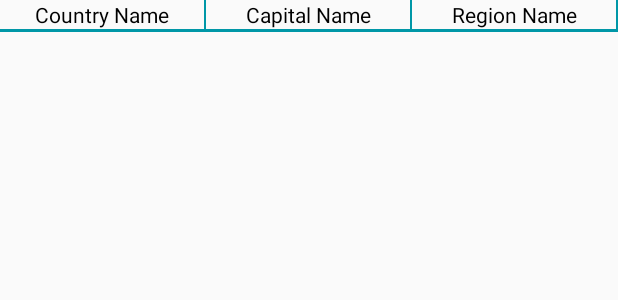
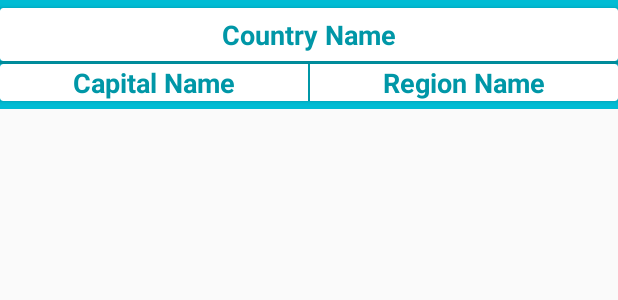
Before and after one commit to barakat95/SoleekLabTask, an Android app: the layout country_row.xml on its own in the app's theme, with its tools: preview values and no code run, on a phone screen of 412 x 824 dp. Shown: the top 300 px of the screen. Run offline under Robolectric (Android 15) with nearby library versions, the phone set to English and light mode, and no system bars.

Commit message:
Home screen edit design

```diff
--- a/app/build.gradle
+++ b/app/build.gradle
@@ -28,7 +28,7 @@ dependencies {
     })
 
     implementation 'com.google.firebase:firebase-core:16.0.1'
-
+    implementation 'com.android.support:cardview-v7:25.0.0'
     compile 'com.android.support:design:25.0.0'
     compile 'com.google.firebase:firebase-auth:16.0.1'
     compile 'com.google.firebase:firebase-database:16.0.1'
--- a/app/src/main/res/layout/activity_main.xml
+++ b/app/src/main/res/layout/activity_main.xml
@@ -16,9 +16,13 @@
         android:layout_width="match_parent"
         android:layout_height="wrap_content"
         android:background="@color/colorPrimaryDark"
-        android:orientation="horizontal"
+        android:orientation="vertical"
         android:padding="5dp"
         android:weightSum="3">
+
+        <LinearLayout
+            android:layout_width="match_parent"
+            android:layout_height="wrap_content">
 
             <TextView
                 android:layout_width="0dp"
@@ -26,8 +30,21 @@
                 android:layout_weight="1"
                 android:gravity="center"
                 android:text="@string/country_name"
+                android:textColor="@color/white"
                 android:textSize="16dp"
                 android:textStyle="bold" />
+
+        </LinearLayout>
+
+        <View
+            android:layout_width="match_parent"
+            android:layout_height="2dp"
+            android:background="@color/white" />
+
+        <LinearLayout
+            android:layout_width="match_parent"
+            android:layout_height="wrap_content"
+            android:orientation="horizontal">
 
             <TextView
                 android:layout_width="0dp"
@@ -35,8 +52,14 @@
                 android:layout_weight="1"
                 android:gravity="center"
                 android:text="@string/capital_name"
+                android:textColor="@color/white"
                 android:textSize="16dp"
                 android:textStyle="bold" />
+
+            <View
+                android:layout_width="2dp"
+                android:layout_height="match_parent"
+                android:background="@color/white" />
 
             <TextView
                 android:layout_width="0dp"
@@ -45,9 +68,11 @@
                 android:layout_weight="1"
                 android:gravity="center"
                 android:text="@string/region_name"
+                android:textColor="@color/white"
                 android:textSize="16dp"
                 android:textStyle="bold" />
 
+        </LinearLayout>
     </LinearLayout>
 
     <android.support.v7.widget.RecyclerView
--- a/app/src/main/res/layout/country_row.xml
+++ b/app/src/main/res/layout/country_row.xml
@@ -1,29 +1,54 @@
 <?xml version="1.0" encoding="utf-8"?>
 <LinearLayout xmlns:android="http://schemas.android.com/apk/res/android"
+    xmlns:app="http://schemas.android.com/apk/res-auto"
     android:layout_width="match_parent"
     android:layout_height="wrap_content"
+    android:background="@color/colorPrimary"
     android:orientation="vertical">
+
+    <android.support.v7.widget.CardView
+        android:layout_width="match_parent"
+        android:layout_height="wrap_content"
+        android:layout_marginTop="5dp"
+        android:padding="20dp">
 
         <LinearLayout
             android:layout_width="match_parent"
-        android:layout_height="wrap_content"
-        android:layout_weight="3"
-        android:orientation="horizontal">
+            android:layout_height="match_parent"
+            android:gravity="center"
+            android:orientation="vertical"
+            android:padding="5dp">
 
             <TextView
                 android:id="@+id/name"
-            android:layout_width="0dp"
+                android:layout_width="match_parent"
                 android:layout_height="wrap_content"
-            android:layout_weight="1"
                 android:gravity="center"
                 android:text="@string/country_name"
-            android:textColor="@color/black"
-            android:textSize="14sp" />
+                android:textColor="@color/colorPrimaryDark"
+                android:textSize="18sp"
+                android:textStyle="bold" />
+
+        </LinearLayout>
+
+    </android.support.v7.widget.CardView>
 
     <View
-            android:layout_width="1dp"
+        android:layout_width="match_parent"
+        android:layout_height="2dp"
+        android:background="@color/colorPrimaryDark" />
+
+    <android.support.v7.widget.CardView
+        android:layout_width="match_parent"
+        android:layout_height="wrap_content"
+        android:layout_marginBottom="5dp"
+        android:padding="20dp">
+
+        <LinearLayout
+            android:layout_width="match_parent"
             android:layout_height="match_parent"
-            android:background="@color/colorPrimaryDark" />
+            android:orientation="horizontal"
+            android:weightSum="2">
 
             <TextView
                 android:id="@+id/capital"
@@ -32,13 +57,15 @@
                 android:layout_weight="1"
                 android:gravity="center"
                 android:text="@string/capital_name"
-            android:textColor="@color/black"
-            android:textSize="14sp" />
+                android:textColor="@color/colorPrimaryDark"
+                android:textSize="18sp"
+                android:textStyle="bold" />
 
             <View
                 android:layout_width="1dp"
                 android:layout_height="match_parent"
                 android:background="@color/colorPrimaryDark" />
+
 
             <TextView
                 android:id="@+id/region"
@@ -47,18 +74,29 @@
                 android:layout_weight="1"
                 android:gravity="center"
                 android:text="@string/region_name"
-            android:textColor="@color/black"
-            android:textSize="14sp" />
+                android:textColor="@color/colorPrimaryDark"
+                android:textSize="18sp"
+                android:textStyle="bold" />
+        </LinearLayout>
+    </android.support.v7.widget.CardView>
 
-        <View
-            android:layout_width="1dp"
-            android:layout_height="match_parent"
-            android:background="@color/colorPrimaryDark" />
 
 </LinearLayout>
 
-    <View
-        android:layout_width="match_parent"
-        android:layout_height="2dp"
-        android:background="@color/colorPrimaryDark" />
-</LinearLayout>
+    <!--<LinearLayout--><!--android:layout_width="match_parent"--><!--android:layout_height="wrap_content"--><!--android:layout_weight="3"--><!--android:orientation="horizontal">-->
+
+    <!--<TextView--><!--android:id="@+id/name"--><!--android:layout_width="0dp"--><!--android:layout_height="wrap_content"--><!--android:layout_weight="1"--><!--android:gravity="center"--><!--android:text="@string/country_name"--><!--android:textColor="@color/black"--><!--android:textSize="14sp" />-->
+
+    <!--<View--><!--android:layout_width="1dp"--><!--android:layout_height="match_parent"--><!--android:background="@color/colorPrimaryDark" />-->
+
+    <!--<TextView--><!--android:id="@+id/capital"--><!--android:layout_width="0dp"--><!--android:layout_height="wrap_content"--><!--android:layout_weight="1"--><!--android:gravity="center"--><!--android:text="@string/capital_name"--><!--android:textColor="@color/black"--><!--android:textSize="14sp" />-->
+
+    <!--<View--><!--android:layout_width="1dp"--><!--android:layout_height="match_parent"--><!--android:background="@color/colorPrimaryDark" />-->
+
+    <!--<TextView--><!--android:id="@+id/region"--><!--android:layout_width="0dp"--><!--android:layout_height="wrap_content"--><!--android:layout_weight="1"--><!--android:gravity="center"--><!--android:text="@string/region_name"--><!--android:textColor="@color/black"--><!--android:textSize="14sp" />-->
+
+    <!--<View--><!--android:layout_width="1dp"--><!--android:layout_height="match_parent"--><!--android:background="@color/colorPrimaryDark" />-->
+
+    <!--</LinearLayout>-->
+
+    <!--<View--><!--android:layout_width="match_parent"--><!--android:layout_height="2dp"--><!--android:background="@color/colorPrimaryDark" />-->
```
Lines whose indentation alone changed are shown as unchanged.
